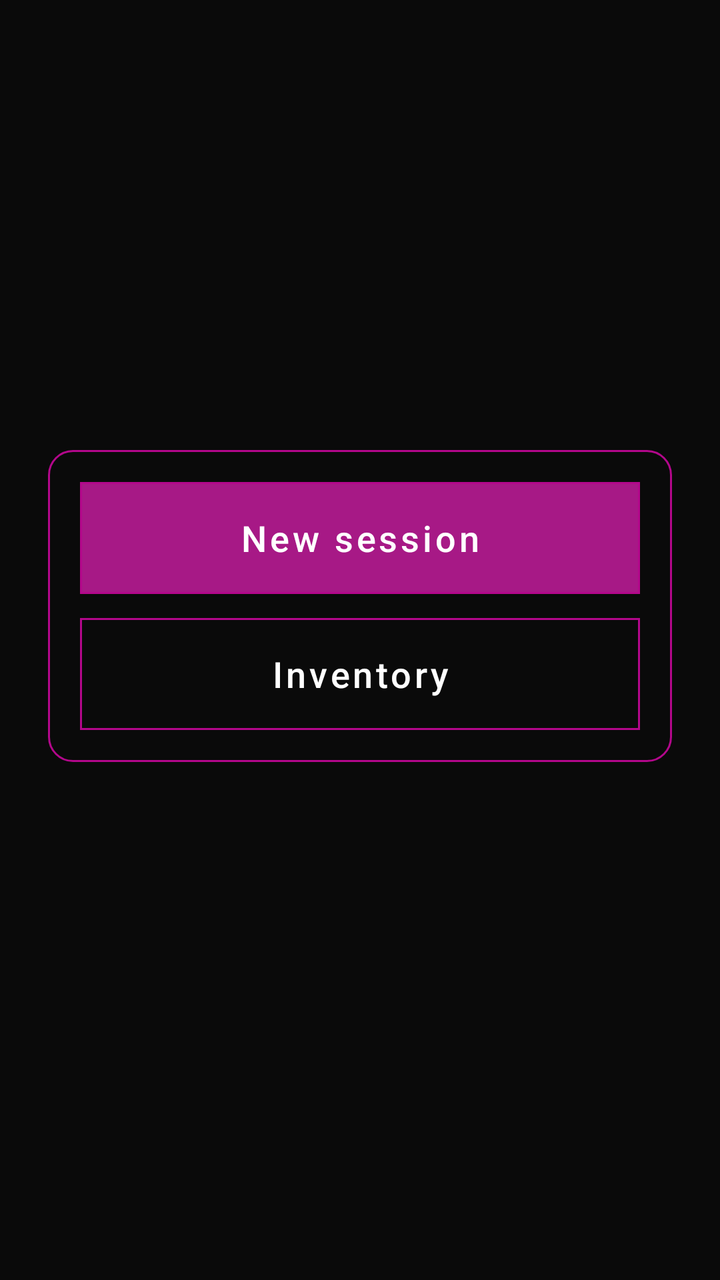
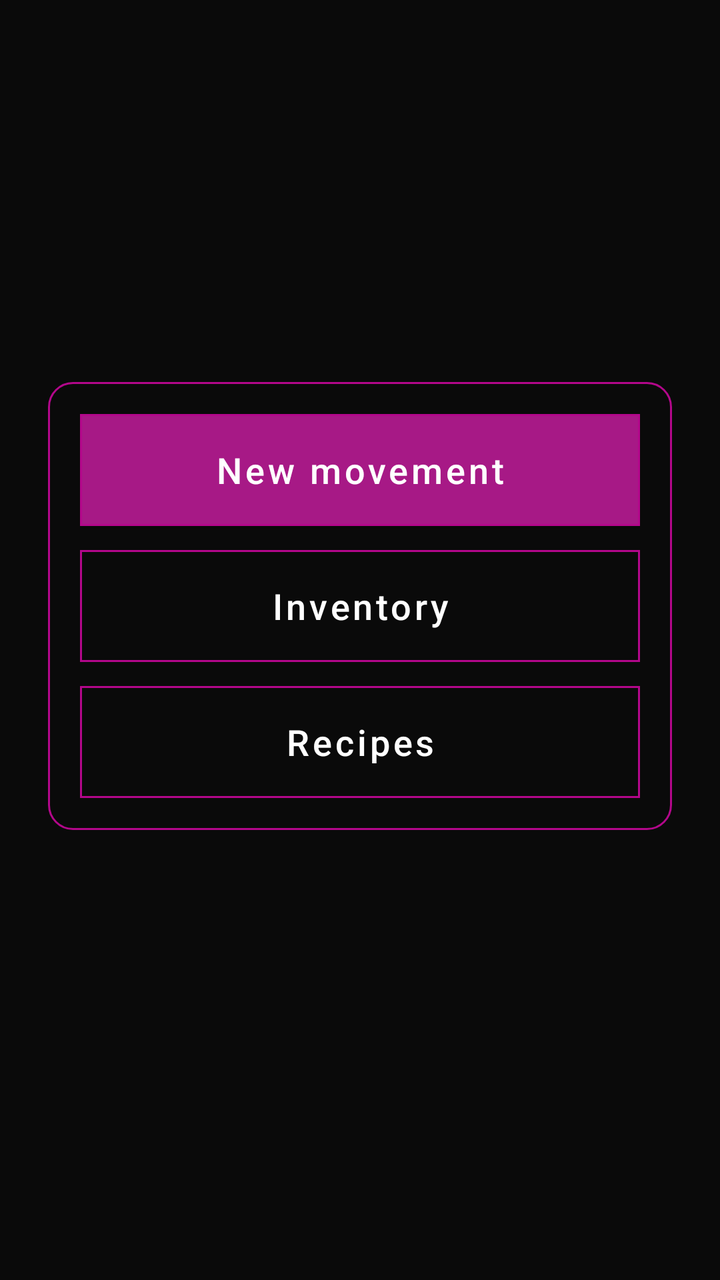

Screens rendered from an Android XML layout before and after an edit, with the pre-edit source and the edit as a unified diff.
<!-- AndroidManifest.xml: application theme Theme.Inventory -->
<!-- res/layout/activity_main.xml -->
<?xml version="1.0" encoding="utf-8"?>
<LinearLayout xmlns:android="http://schemas.android.com/apk/res/android"
    android:layout_width="match_parent"
    android:layout_height="match_parent"
    android:gravity="center_vertical"
    android:orientation="vertical"
    android:padding="24dp">

    <LinearLayout
        android:layout_width="match_parent"
        android:layout_height="wrap_content"
        android:background="@drawable/bg_card"
        android:orientation="vertical"
        android:padding="16dp">

        <Button
            android:id="@+id/btn_continue"
            android:layout_width="match_parent"
            android:layout_height="wrap_content"
            android:layout_marginBottom="12dp"
            android:minHeight="56dp"
            android:textSize="18sp"
            android:visibility="gone" />

        <Button
            android:id="@+id/btn_new_session"
            android:layout_width="match_parent"
            android:layout_height="wrap_content"
            android:layout_marginBottom="12dp"
            android:minHeight="56dp"
            android:text="@string/home_new_session"
            android:textSize="18sp" />

        <Button
            android:id="@+id/btn_inventory"
            style="@style/Widget.Inventory.Button.Outlined"
            android:layout_width="match_parent"
            android:layout_height="wrap_content"
            android:minHeight="56dp"
            android:text="@string/home_inventory"
            android:textSize="18sp" />
    </LinearLayout>

    <TextView
        android:id="@+id/server_status"
        android:layout_width="match_parent"
        android:layout_height="wrap_content"
        android:layout_marginTop="16dp"
        android:gravity="center"
        android:textColor="@color/fd_text_faint"
        android:textSize="13sp" />
</LinearLayout>
<!-- resources referenced by this layout -->
<resources>
  <color name="fd_text_faint">#FF71717A</color>
  <!-- drawable bg_card (drawable) -->
  <?xml version="1.0" encoding="utf-8"?>
  <shape xmlns:android="http://schemas.android.com/apk/res/android" android:shape="rectangle">
      <solid android:color="@color/fd_background" />
      <stroke android:width="1dp" android:color="@color/fd_accent" />
      <corners android:radius="12dp" />
  </shape>
  <string name="home_inventory">Inventory</string>
  <string name="home_new_session">New session</string>
  <style name="Theme.Inventory" parent="Base.Theme.Inventory" />
  <color name="fd_background">#FF0A0A0A</color>
  <color name="fd_accent">#FFB3078B</color>
  <color name="white">#FFFFFFFF</color>
  <color name="fd_accent_fill">#FFA71986</color>
  <color name="black">#FF000000</color>
  <color name="fd_accent_pressed">#FF920671</color>
  <color name="fd_panel">#FF0D0D0D</color>
  <color name="fd_text">#FFFFFFFF</color>
  <color name="fd_text_muted">#FF9CA3AF</color>
  <!-- drawable divider (drawable) -->
  <?xml version="1.0" encoding="utf-8"?>
  <shape xmlns:android="http://schemas.android.com/apk/res/android" android:shape="rectangle">
      <solid android:color="@color/fd_divider" />
      <size android:height="1dp" />
  </shape>
  <style name="Widget.Inventory.ActionBar" parent="Widget.AppCompat.ActionBar.Solid">
          <item name="background">@drawable/bg_action_bar</item>
          <item name="elevation">0dp</item>
          <item name="titleTextStyle">@style/TextAppearance.Inventory.ActionBarTitle</item>
      </style>
  <style name="TextAppearance.Inventory.ActionMenu" parent="TextAppearance.AppCompat.Widget.ActionBar.Menu">
          <item name="android:textColor">@color/white</item>
          <item name="textAllCaps">false</item>
          <item name="android:textAllCaps">false</item>
      </style>
  <style name="Widget.Inventory.ActionButton" parent="Widget.AppCompat.ActionButton">
          <item name="textAllCaps">false</item>
          <item name="android:textAllCaps">false</item>
          <item name="background">?attr/selectableItemBackground</item>
      </style>
  <style name="Widget.Inventory.Snackbar" parent="Widget.MaterialComponents.Snackbar">
          <item name="backgroundTint">@color/fd_form</item>
          <item name="actionTextColorAlpha">1</item>
      </style>
  <style name="Widget.Inventory.SnackbarText" parent="Widget.MaterialComponents.Snackbar.TextView">
          <item name="android:textColor">@color/fd_text_body</item>
      </style>
  <style name="Widget.Inventory.SnackbarButton" parent="Widget.MaterialComponents.Button.TextButton.Snackbar">
          <item name="android:textColor">@color/fd_link</item>
          <item name="android:textAllCaps">false</item>
      </style>
  <color name="fd_divider">#6627272A</color>
  <style name="TextAppearance.Inventory.ActionBarTitle" parent="TextAppearance.AppCompat.Widget.ActionBar.Title">
          <item name="android:textColor">@color/white</item>
          <item name="android:textStyle">bold</item>
      </style>
  <color name="fd_link">#FFEC4899</color>
  <!-- drawable bg_dialog (drawable) -->
  <?xml version="1.0" encoding="utf-8"?>
  <shape xmlns:android="http://schemas.android.com/apk/res/android" android:shape="rectangle">
      <solid android:color="@color/black" />
      <stroke android:width="1dp" android:color="@color/fd_accent" />
      <corners android:radius="12dp" />
  </shape>
  <style name="Widget.Inventory.DialogButton" parent="Widget.MaterialComponents.Button.TextButton.Dialog">
          <item name="android:textColor">@color/fd_link</item>
          <item name="android:textAllCaps">false</item>
      </style>
  <color name="fd_form">#FF1C1C1C</color>
  <color name="fd_text_body">#FFD4D4D8</color>
  <!-- unchanged entries left out for length: 5 -->
</resources>

<!-- the commit's change to res/layout/activity_main.xml (unified diff, before → after) -->
@@ -39,6 +39,16 @@
             android:minHeight="56dp"
             android:text="@string/home_inventory"
             android:textSize="18sp" />
+
+        <Button
+            android:id="@+id/btn_recipes"
+            style="@style/Widget.Inventory.Button.Outlined"
+            android:layout_width="match_parent"
+            android:layout_height="wrap_content"
+            android:layout_marginTop="12dp"
+            android:minHeight="56dp"
+            android:text="@string/home_recipes"
+            android:textSize="18sp" />
     </LinearLayout>
 
     <TextView
<!-- resource entries referenced after the edit -->
@@ -9,7 +9,8 @@
       <corners android:radius="12dp" />
   </shape>
   <string name="home_inventory">Inventory</string>
-  <string name="home_new_session">New session</string>
+  <string name="home_new_session">New movement</string>
+  <string name="home_recipes">Recipes</string>
   <style name="Theme.Inventory" parent="Base.Theme.Inventory" />
   <color name="fd_background">#FF0A0A0A</color>
   <color name="fd_accent">#FFB3078B</color>
